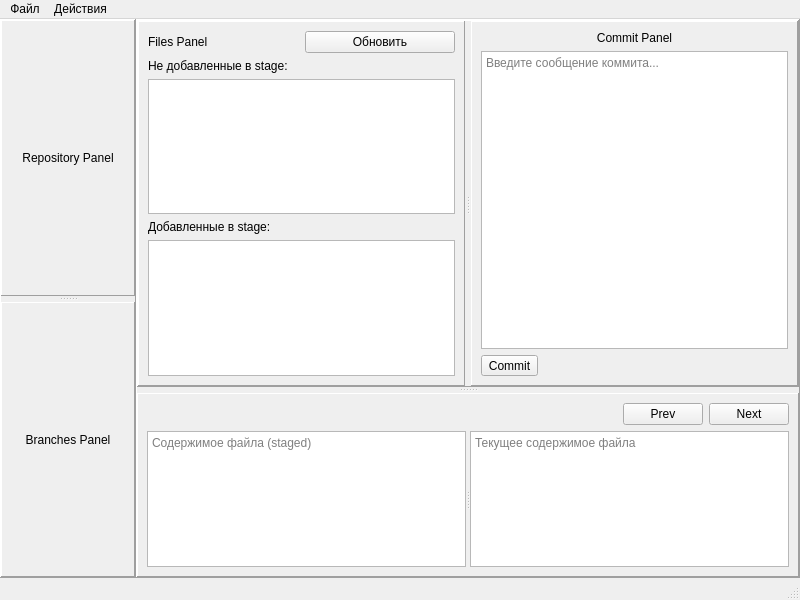
This is commit_craft/mainwindow.ui in CJayM/CommitCraft as Qt 5 draws it before an edit. The edited form follows.
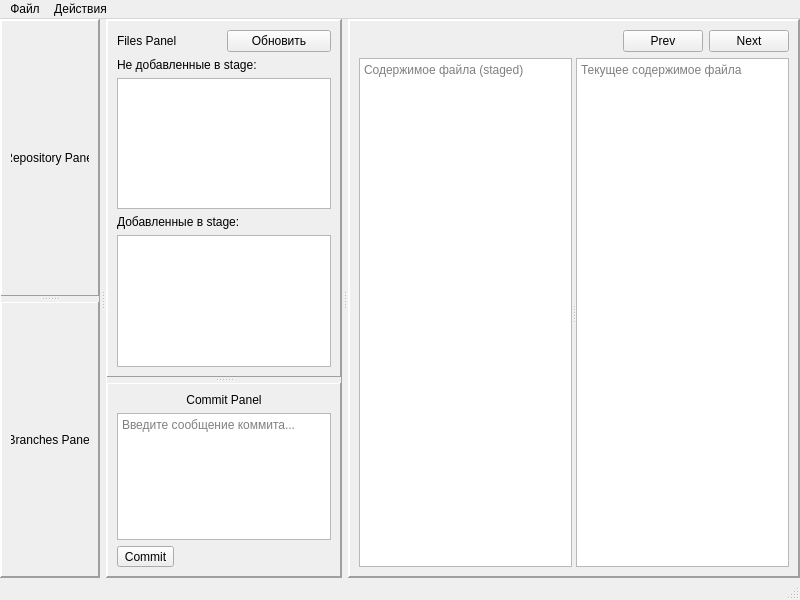
This is the edited form.

Commit message: Подправлено расположение лайаутов

Patch:
```diff
--- a/commit_craft/mainwindow.ui
+++ b/commit_craft/mainwindow.ui
@@ -45,7 +45,7 @@
        <enum>Qt::Horizontal</enum>
       </property>
       <property name="handleWidth">
-       <number>0</number>
+       <number>6</number>
       </property>
       <widget class="QFrame" name="leftFrame">
        <property name="minimumSize">
@@ -155,43 +155,6 @@
         </item>
        </layout>
       </widget>
-      <widget class="QFrame" name="rightWidget">
-       <property name="minimumSize">
-        <size>
-         <width>100</width>
-         <height>0</height>
-        </size>
-       </property>
-       <property name="frameShape">
-        <enum>QFrame::Panel</enum>
-       </property>
-       <property name="frameShadow">
-        <enum>QFrame::Raised</enum>
-       </property>
-       <layout class="QVBoxLayout" name="verticalLayout_3">
-        <property name="spacing">
-         <number>0</number>
-        </property>
-        <property name="leftMargin">
-         <number>0</number>
-        </property>
-        <property name="topMargin">
-         <number>0</number>
-        </property>
-        <property name="rightMargin">
-         <number>0</number>
-        </property>
-        <property name="bottomMargin">
-         <number>0</number>
-        </property>
-        <item>
-         <widget class="QSplitter" name="rightSplitter">
-          <property name="orientation">
-           <enum>Qt::Vertical</enum>
-          </property>
-          <property name="handleWidth">
-           <number>6</number>
-          </property>
           <widget class="QFrame" name="topFrame">
            <property name="minimumSize">
             <size>
@@ -224,7 +187,7 @@
             <item>
              <widget class="QSplitter" name="topSplitter">
               <property name="orientation">
-               <enum>Qt::Horizontal</enum>
+           <enum>Qt::Vertical</enum>
               </property>
               <property name="handleWidth">
                <number>6</number>
@@ -365,6 +328,43 @@
             </item>
            </layout>
           </widget>
+      <widget class="QFrame" name="rightWidget">
+       <property name="minimumSize">
+        <size>
+         <width>100</width>
+         <height>0</height>
+        </size>
+       </property>
+       <property name="frameShape">
+        <enum>QFrame::Panel</enum>
+       </property>
+       <property name="frameShadow">
+        <enum>QFrame::Raised</enum>
+       </property>
+       <layout class="QVBoxLayout" name="verticalLayout_3">
+        <property name="spacing">
+         <number>0</number>
+        </property>
+        <property name="leftMargin">
+         <number>0</number>
+        </property>
+        <property name="topMargin">
+         <number>0</number>
+        </property>
+        <property name="rightMargin">
+         <number>0</number>
+        </property>
+        <property name="bottomMargin">
+         <number>0</number>
+        </property>
+        <item>
+         <widget class="QSplitter" name="rightSplitter">
+          <property name="orientation">
+           <enum>Qt::Vertical</enum>
+          </property>
+          <property name="handleWidth">
+           <number>6</number>
+          </property>
           <widget class="QFrame" name="diffFrame">
            <property name="minimumSize">
             <size>
```
Lines whose indentation alone changed are shown as unchanged.
